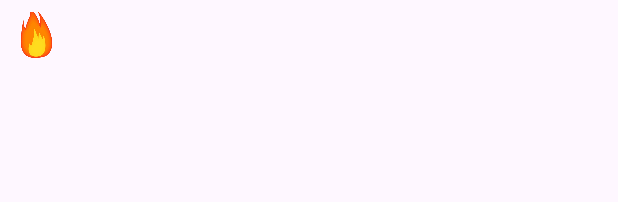
After one commit to fionnseville/MSDAPP, an Android app: the layout custom_list_2.xml on its own in the app's theme, with its tools: preview values and no code run, on a phone screen of 412 x 824 dp. The commit adds this screen. Shown: the top 202 px of the screen. Run offline under Robolectric (Android 15) with nearby library versions, the phone set to English and light mode, and no system bars.

Commit message:
made a custom listview using an image view and referenced

```diff
--- a/app/src/main/java/com/example/reclaim/DetailsActivity.java
+++ b/app/src/main/java/com/example/reclaim/DetailsActivity.java
@@ -126,11 +126,7 @@ public class DetailsActivity extends AppCompatActivity {
         phoneview.setText("");
         textViewBmiResult.setText("");
     }
-    //https://stackoverflow.com/questions/49629656/please-provide-a-migration-in-the-builder-or-call-fallbacktodestructivemigration
     private AppDatabase getAppDatabase() {
-        return Room.databaseBuilder(getApplicationContext(), AppDatabase.class, "reclaim-database")
-                .fallbackToDestructiveMigration()
-                .build();
+        return AppDatabase.getInstance(getApplicationContext());
     }
-    //Reference complete
 }
--- a/app/src/main/java/com/example/reclaim/ProgressActivity.java
+++ b/app/src/main/java/com/example/reclaim/ProgressActivity.java
@@ -156,8 +156,6 @@ public class ProgressActivity extends AppCompatActivity {
     }//reference complete
 
     private AppDatabase getAppDatabase() {
-        return Room.databaseBuilder(getApplicationContext(), AppDatabase.class, "reclaim-database")
-                .fallbackToDestructiveMigration()
-                .build();
+        return AppDatabase.getInstance(getApplicationContext());
     }
 }
--- a/app/src/main/java/com/example/reclaim/ViewDetailsActivity.java
+++ b/app/src/main/java/com/example/reclaim/ViewDetailsActivity.java
@@ -49,8 +49,6 @@ public class ViewDetailsActivity extends AppCompatActivity {
 
     }
     private AppDatabase getAppDatabase() {
-        return Room.databaseBuilder(getApplicationContext(), AppDatabase.class, "reclaim-database")
-                .fallbackToDestructiveMigration()
-                .build();
+        return AppDatabase.getInstance(getApplicationContext());
     }
 }
--- /dev/null
+++ b/app/src/main/res/layout/custom_list_2.xml
@@ -0,0 +1,22 @@
+<LinearLayout xmlns:android="http://schemas.android.com/apk/res/android"
+    android:layout_width="match_parent"
+    android:layout_height="wrap_content"
+    android:orientation="horizontal"
+    android:padding="8dp">
+
+    <ImageView
+        android:id="@+id/calorie_icon"
+        android:layout_width="30dp"
+        android:layout_height="30dp"
+        android:src="@drawable/fire_noback"
+        android:scaleX="2.1"
+        android:scaleY="2.1"/>
+    <TextView
+        android:id="@+id/textViewCalorieItem"
+        android:layout_width="match_parent"
+        android:layout_height="wrap_content"
+        android:textColor="@color/white"
+        android:padding="8dp"
+        android:textSize="20sp"
+        android:textAlignment="center"/>
+</LinearLayout>
--- a/app/src/main/res/mipmap-anydpi/ic_launcher.xml
+++ /dev/null
@@ -1,6 +0,0 @@
-<?xml version="1.0" encoding="utf-8"?>
-<adaptive-icon xmlns:android="http://schemas.android.com/apk/res/android">
-    <background android:drawable="@drawable/ic_launcher_background" />
-    <foreground android:drawable="@drawable/ic_launcher_foreground" />
-    <monochrome android:drawable="@drawable/ic_launcher_foreground" />
-</adaptive-icon>
```
Also changed, not shown: app/src/main/java/com/example/reclaim/CustomList1Adapter.java (added, +29 -0 lines), app/src/main/java/com/example/reclaim/CustomList2Adapter.java (added, +31 -0 lines), app/src/main/java/com/example/reclaim/TrackCaloriesActivity.java (+7 -7 lines), app/src/main/res/layout/custom_list_item.xml (added, +20 -0 lines), app/src/main/res/layout/track_calories_activity.xml (+5 -5 lines), app/src/main/res/drawable/apple.png (added), app/src/main/res/drawable/fire.jpg (added), app/src/main/res/drawable/fire_noback.png (added), app/src/main/res/layout/list_item.xml (line endings or trailing spaces).
